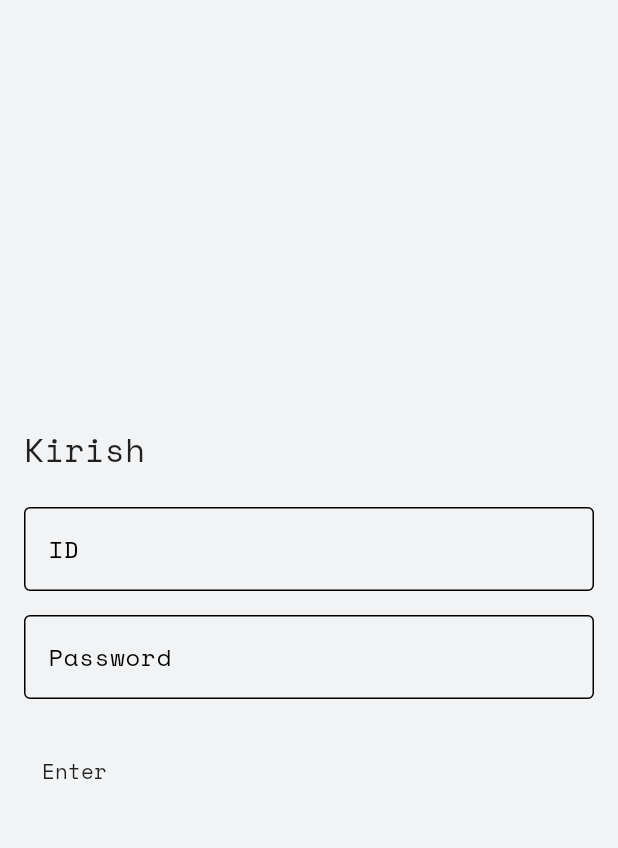
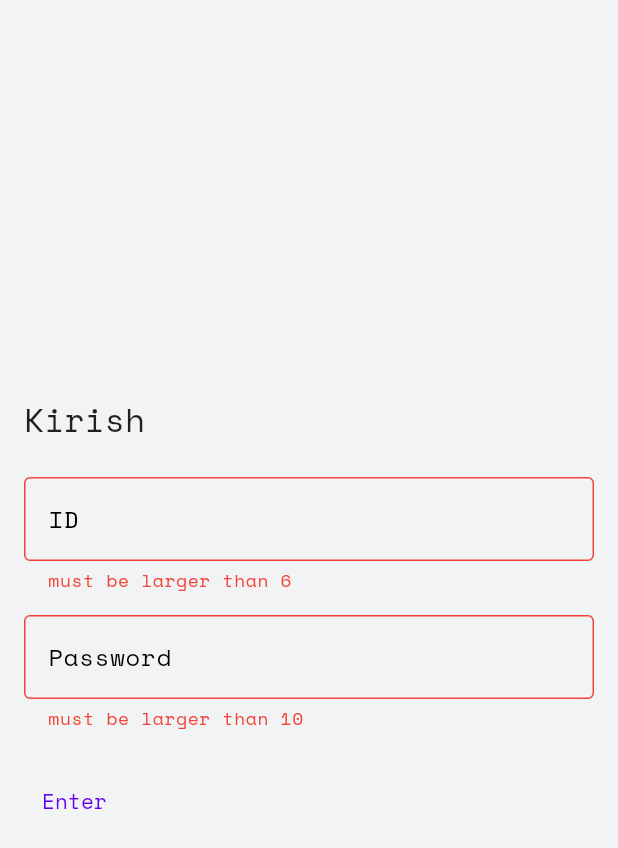
Before and after one commit to TADS-Community/TADS-mobile, a Flutter app: the screen it shows after launch, after a tap on "Enter", on a phone screen of 412 x 824 dp. Shown: the top 848 px of the screen. Run offline on Flutter 3.47's test engine with Material 2 defaults, Android fonts, the phone set to English and light mode, and no system bars; drawn by our look-alikes of keyboard_dismisser; our stand-ins replace cached_network_image, dio, easy_localization, flutter_cache_manager, get_it, go_router and 3 more; missing offline and left inert: dio_retry_plus; generated files the repository leaves out were written again; network calls fail; statements that could not run were skipped.

Commit message:
validating text inputs

```diff
--- a/lib/src/core/theme/app_theme.dart
+++ b/lib/src/core/theme/app_theme.dart
@@ -81,6 +81,7 @@ class AppTheme {
     canvasColor: Colors.black,
     cardColor: const Color(0xFF1B1C1E),
     primaryColorDark: Colors.black,
+
     outlinedButtonTheme: OutlinedButtonThemeData(
         style: OutlinedButton.styleFrom(foregroundColor: Colors.white)),
     colorScheme: const ColorScheme.dark(),
@@ -103,5 +104,16 @@ class AppTheme {
       ),
       errorStyle: const TextStyle(color: Colors.red),
     ),
+    textButtonTheme: TextButtonThemeData(
+      style: TextButton.styleFrom(
+        shape: const RoundedRectangleBorder(
+          borderRadius: BorderRadius.all(Radius.circular(kBorderRadius)),
+        ),
+        backgroundColor: Colors.greenAccent,
+        minimumSize: const Size.fromHeight(50),
+        textStyle: GoogleFonts.spaceMonoTextTheme().titleMedium,
+        foregroundColor: Colors.black,
+      ),
+    ),
   );
 }
--- a/lib/src/presentation/pages/auth/auth_page.dart
+++ b/lib/src/presentation/pages/auth/auth_page.dart
@@ -11,6 +11,7 @@ class AuthPage extends StatefulWidget {
 }
 
 class _AuthPageState extends State<AuthPage> {
+  final _formKey = GlobalKey<FormState>();
   final TextEditingController _controllerID = TextEditingController();
   final TextEditingController _controllerPassword = TextEditingController();
 
@@ -24,6 +25,8 @@ class _AuthPageState extends State<AuthPage> {
     return Scaffold(
       body: Padding(
         padding: const EdgeInsets.symmetric(horizontal: 16),
+        child: Form(
+          key: _formKey,
           child: Column(
             mainAxisAlignment: MainAxisAlignment.center,
             crossAxisAlignment: CrossAxisAlignment.start,
@@ -34,24 +37,38 @@ class _AuthPageState extends State<AuthPage> {
               TextFormField(
                 controller: _controllerID,
                 validator: ((s) {
-                print(s);
+                  if (s!.length < 6) {
+                    return 'must be larger than 6';
+                  }
+                  return null;
                 }),
+                keyboardType: TextInputType.number,
                 decoration: const InputDecoration(hintText: 'ID'),
               ),
               kHeight16,
               TextFormField(
                 controller: _controllerPassword,
                 validator: ((s) {
-                print(s);
+                  if (s!.length < 6) {
+                    return 'must be larger than 10';
+                  }
+                  return null;
                 }),
+                obscureText:  true,
                 decoration: const InputDecoration(hintText: 'Password'),
               ),
               kHeight24,
               TextButton(
-              onPressed: () {},
-              child: Text('Enter',style: Theme.of(context).textTheme.labelLarge,),
+                onPressed: () {
+                  if (_formKey.currentState?.validate() ?? false) {
+                    ScaffoldMessenger.of(context)
+                        .showSnackBar(const SnackBar(content: Text('Okay')));
+                  }
+                },
+                child: const Text('Enter'),
               ),
             ],
+          ),
         ),
       ),
     );
```
Lines whose indentation alone changed are shown as unchanged.
